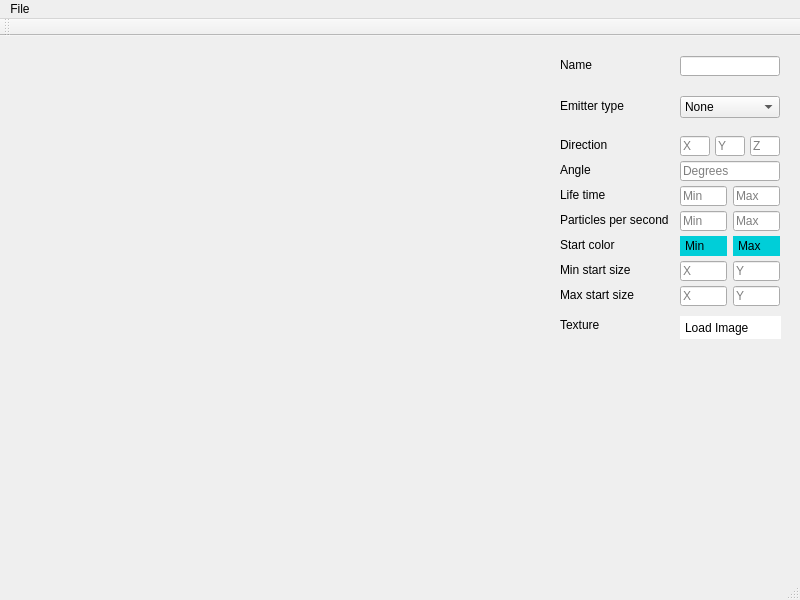
Qt form tools/ParticleEditor/mainwindow.ui (threkk/psibranch3irrlicht) before a commit.
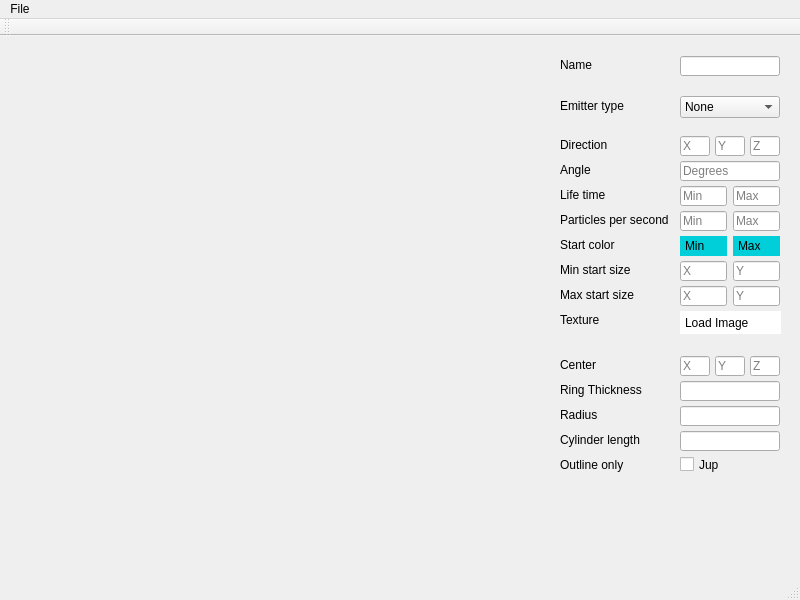
The same form after that commit.

```diff
--- a/tools/ParticleEditor/mainwindow.ui
+++ b/tools/ParticleEditor/mainwindow.ui
@@ -467,7 +467,7 @@
     <property name="geometry">
      <rect>
       <x>680</x>
-      <y>280</y>
+      <y>275</y>
       <width>101</width>
       <height>23</height>
      </rect>
@@ -487,7 +487,7 @@
     <property name="geometry">
      <rect>
       <x>560</x>
-      <y>280</y>
+      <y>275</y>
       <width>120</width>
       <height>16</height>
      </rect>
@@ -499,6 +499,189 @@
      <set>Qt::AlignBottom|Qt::AlignLeading|Qt::AlignLeft</set>
     </property>
    </widget>
+   <widget class="QLabel" name="label_Center">
+    <property name="geometry">
+     <rect>
+      <x>560</x>
+      <y>320</y>
+      <width>120</width>
+      <height>16</height>
+     </rect>
+    </property>
+    <property name="text">
+     <string>Center</string>
+    </property>
+    <property name="alignment">
+     <set>Qt::AlignBottom|Qt::AlignLeading|Qt::AlignLeft</set>
+    </property>
+   </widget>
+   <widget class="QLineEdit" name="lineEdit_Center_Z">
+    <property name="geometry">
+     <rect>
+      <x>750</x>
+      <y>320</y>
+      <width>30</width>
+      <height>20</height>
+     </rect>
+    </property>
+    <property name="inputMethodHints">
+     <set>Qt::ImhNone</set>
+    </property>
+    <property name="placeholderText">
+     <string>Z</string>
+    </property>
+   </widget>
+   <widget class="QLineEdit" name="lineEdit_Center_X">
+    <property name="geometry">
+     <rect>
+      <x>680</x>
+      <y>320</y>
+      <width>30</width>
+      <height>20</height>
+     </rect>
+    </property>
+    <property name="placeholderText">
+     <string>X</string>
+    </property>
+   </widget>
+   <widget class="QLineEdit" name="lineEdit_Center_Y">
+    <property name="geometry">
+     <rect>
+      <x>715</x>
+      <y>320</y>
+      <width>30</width>
+      <height>20</height>
+     </rect>
+    </property>
+    <property name="placeholderText">
+     <string>Y</string>
+    </property>
+   </widget>
+   <widget class="QLabel" name="label_RingThickness">
+    <property name="geometry">
+     <rect>
+      <x>560</x>
+      <y>345</y>
+      <width>120</width>
+      <height>16</height>
+     </rect>
+    </property>
+    <property name="text">
+     <string>Ring Thickness</string>
+    </property>
+    <property name="alignment">
+     <set>Qt::AlignBottom|Qt::AlignLeading|Qt::AlignLeft</set>
+    </property>
+   </widget>
+   <widget class="QLineEdit" name="lineEdit_RingThickness">
+    <property name="geometry">
+     <rect>
+      <x>680</x>
+      <y>345</y>
+      <width>100</width>
+      <height>20</height>
+     </rect>
+    </property>
+    <property name="inputMask">
+     <string/>
+    </property>
+    <property name="placeholderText">
+     <string/>
+    </property>
+   </widget>
+   <widget class="QLabel" name="label_Radius">
+    <property name="geometry">
+     <rect>
+      <x>560</x>
+      <y>370</y>
+      <width>120</width>
+      <height>16</height>
+     </rect>
+    </property>
+    <property name="text">
+     <string>Radius</string>
+    </property>
+    <property name="alignment">
+     <set>Qt::AlignBottom|Qt::AlignLeading|Qt::AlignLeft</set>
+    </property>
+   </widget>
+   <widget class="QLineEdit" name="lineEdit_Radius">
+    <property name="geometry">
+     <rect>
+      <x>680</x>
+      <y>370</y>
+      <width>100</width>
+      <height>20</height>
+     </rect>
+    </property>
+    <property name="inputMask">
+     <string/>
+    </property>
+    <property name="placeholderText">
+     <string/>
+    </property>
+   </widget>
+   <widget class="QLineEdit" name="lineEdit_CylinderLength">
+    <property name="geometry">
+     <rect>
+      <x>680</x>
+      <y>395</y>
+      <width>100</width>
+      <height>20</height>
+     </rect>
+    </property>
+    <property name="inputMask">
+     <string/>
+    </property>
+    <property name="placeholderText">
+     <string/>
+    </property>
+   </widget>
+   <widget class="QLabel" name="label_CylinderLength">
+    <property name="geometry">
+     <rect>
+      <x>560</x>
+      <y>395</y>
+      <width>120</width>
+      <height>16</height>
+     </rect>
+    </property>
+    <property name="text">
+     <string>Cylinder length</string>
+    </property>
+    <property name="alignment">
+     <set>Qt::AlignBottom|Qt::AlignLeading|Qt::AlignLeft</set>
+    </property>
+   </widget>
+   <widget class="QLabel" name="label_OutlineOnly">
+    <property name="geometry">
+     <rect>
+      <x>560</x>
+      <y>420</y>
+      <width>120</width>
+      <height>16</height>
+     </rect>
+    </property>
+    <property name="text">
+     <string>Outline only</string>
+    </property>
+    <property name="alignment">
+     <set>Qt::AlignBottom|Qt::AlignLeading|Qt::AlignLeft</set>
+    </property>
+   </widget>
+   <widget class="QCheckBox" name="checkBox_OutlineOnly">
+    <property name="geometry">
+     <rect>
+      <x>680</x>
+      <y>420</y>
+      <width>70</width>
+      <height>17</height>
+     </rect>
+    </property>
+    <property name="text">
+     <string>Jup</string>
+    </property>
+   </widget>
   </widget>
   <widget class="QMenuBar" name="menuBar">
    <property name="geometry">
```
